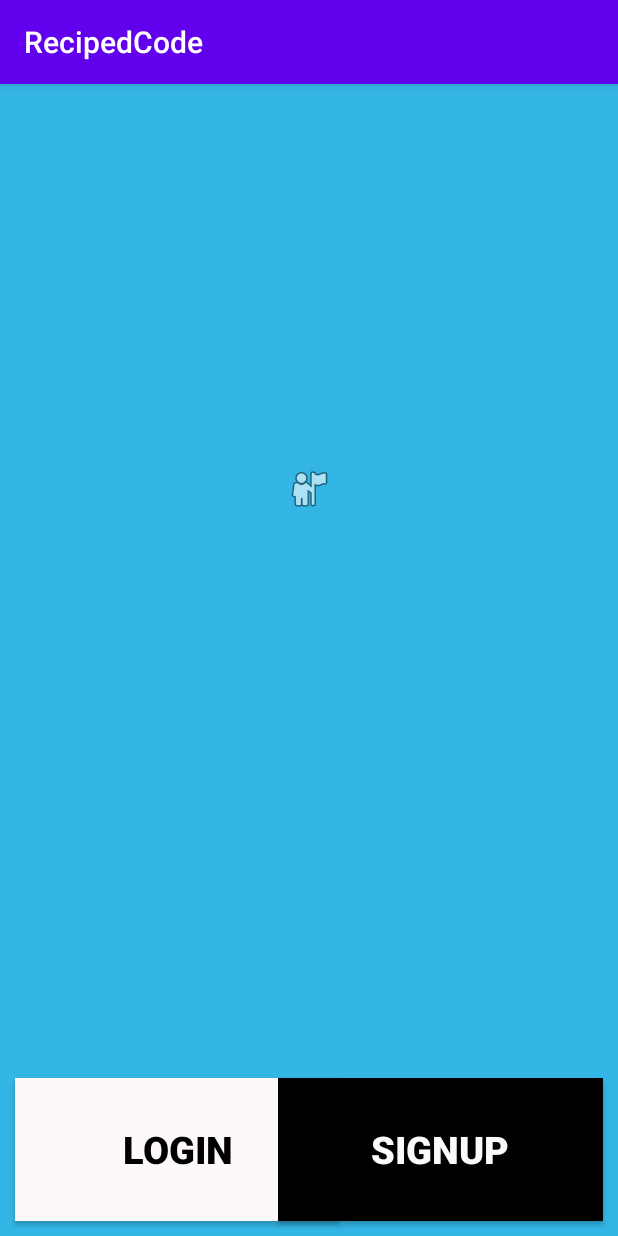
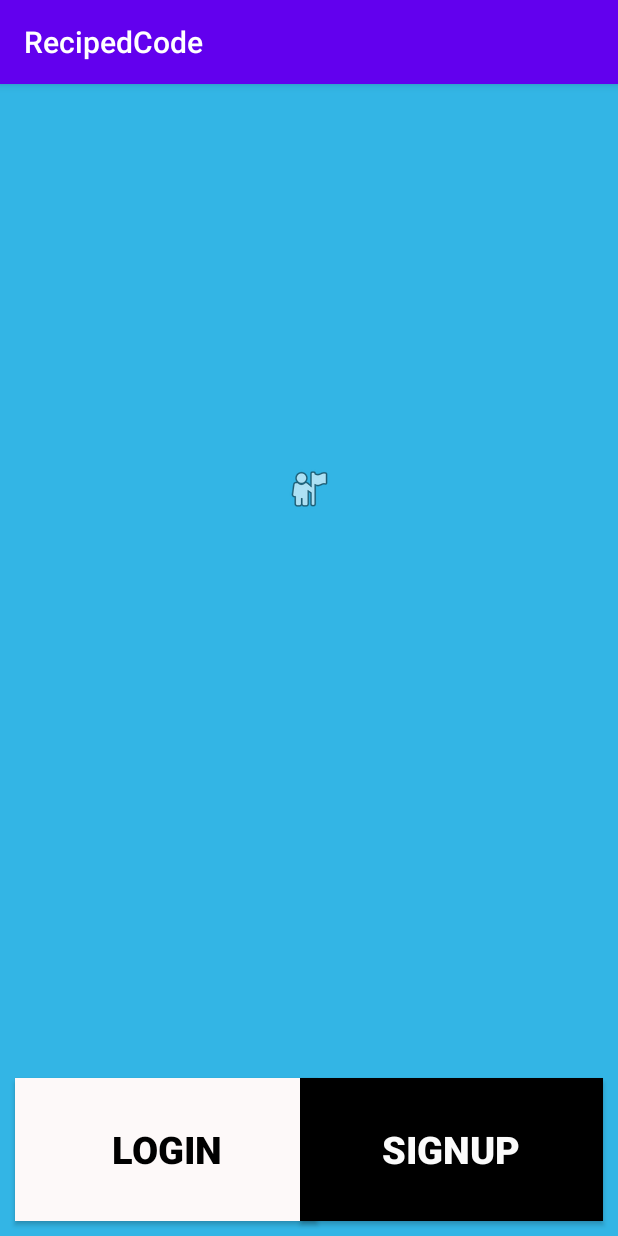
Before and after one commit to RecipedCP/Reciped, an Android app: the screen it shows after launch (WelcomeActivity), on a phone screen of 412 x 824 dp. Run offline under Robolectric (Android 15) with nearby library versions, the phone set to English and light mode, and no system bars; 2 statements that could not run were skipped.

Commit message:
Adjusted Log in and Sign Up button on Welcome page

```diff
--- a/app/src/main/res/layout/activity_welcome.xml
+++ b/app/src/main/res/layout/activity_welcome.xml
@@ -25,7 +25,7 @@
         android:layout_alignParentEnd="true"
         android:layout_alignParentBottom="true"
         android:layout_marginStart="10dp"
-        android:layout_marginEnd="185dp"
+        android:layout_marginEnd="200dp"
         android:layout_marginBottom="10dp"
         android:layout_weight="1"
         android:background="#FDF9F9"
@@ -41,7 +41,7 @@
         android:layout_alignParentStart="true"
         android:layout_alignParentEnd="true"
         android:layout_alignParentBottom="true"
-        android:layout_marginStart="185dp"
+        android:layout_marginStart="200dp"
         android:layout_marginEnd="10dp"
         android:layout_marginBottom="10dp"
         android:layout_weight="1"
```
